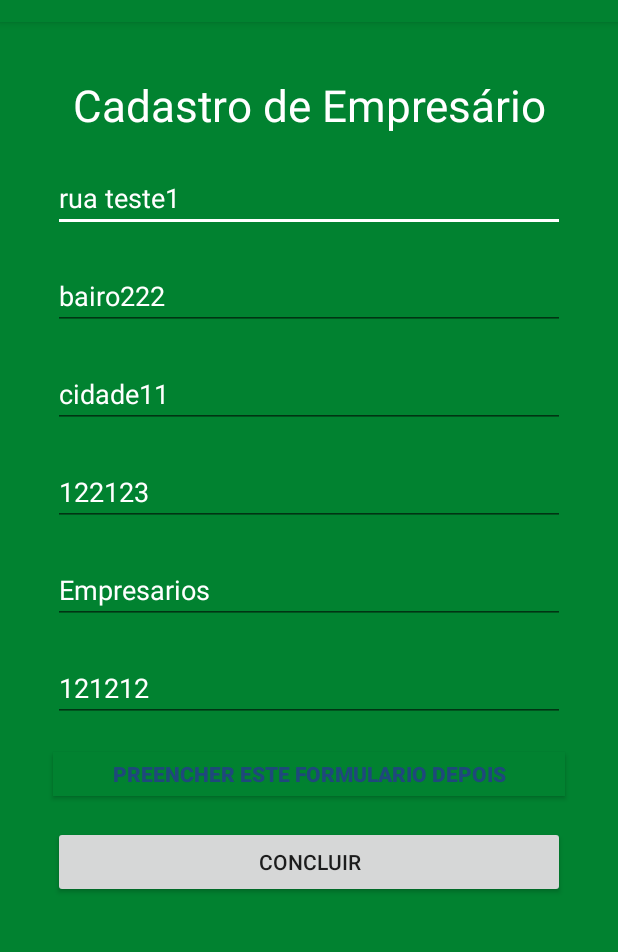
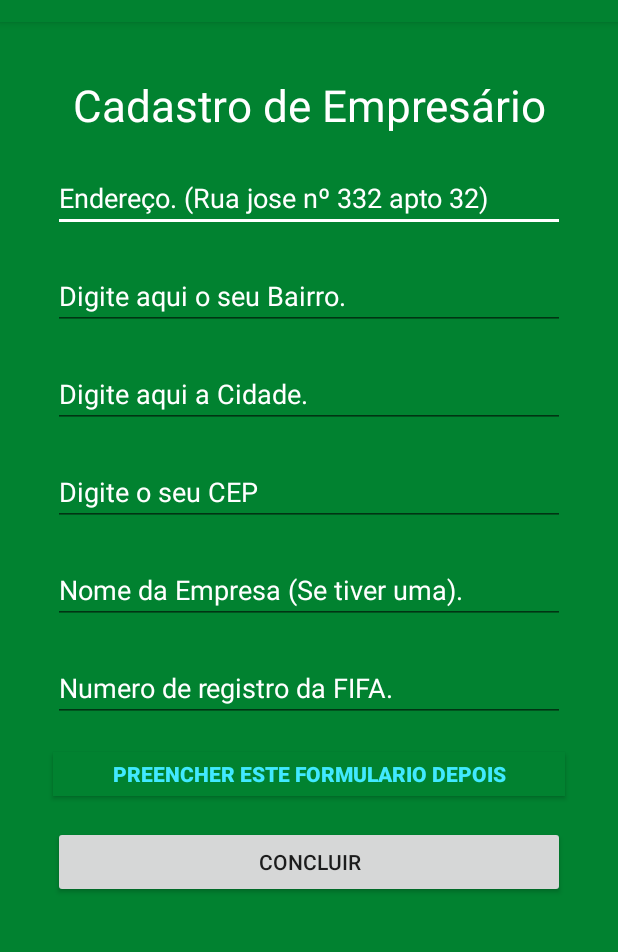
Before and after one commit to OsmanBrito/Accorgol, an Android app: the Empresario_form screen opened directly, with no data from a screen before it, after a tap on "CONTINUAR", on a phone screen of 412 x 824 dp, the part 62-1014 px from its top. Run offline under Robolectric (Android 15) with nearby library versions, the phone set to English and light mode, and no system bars.

Commit message:
Layouts sem conteudo nos inputs

```diff
--- a/app/src/main/java/io/rerum/accorgol/controller/EmpresarioService.java
+++ b/app/src/main/java/io/rerum/accorgol/controller/EmpresarioService.java
@@ -41,7 +41,7 @@ public class EmpresarioService{
                 String cep = dataSnapshot.child("cep").getValue(String.class);
                 String cidade = dataSnapshot.child("cidade").getValue(String.class);
                 String cpf = dataSnapshot.child("cpf").getValue(String.class);
-                String data = dataSnapshot.child("dataNascimento").getValue(String.class);
+                String data = dataSnapshot.child("dataDeNascimento").getValue(String.class);
                 String email = dataSnapshot.child("email").getValue(String.class);
                 String empresa = dataSnapshot.child("empresa").getValue(String.class);
                 String endereco = dataSnapshot.child("endereco").getValue(String.class);
--- a/app/src/main/java/io/rerum/accorgol/view/FirebaseCreate.java
+++ b/app/src/main/java/io/rerum/accorgol/view/FirebaseCreate.java
@@ -85,6 +85,8 @@ public class FirebaseCreate extends AppCompatActivity{
                             Intent intent = new Intent(FirebaseCreate.this, MainActivity.class);
                             intent.putExtra("email", email);
                             intent.putExtra("senha", password);
+                            Toast.makeText(FirebaseCreate.this, "Conta criada com sucesso!",
+                                    Toast.LENGTH_SHORT).show();
                             startActivity(intent);
 
 //                            updateUI(user);
@@ -106,13 +108,13 @@ public class FirebaseCreate extends AppCompatActivity{
                             Intent intent = new Intent(FirebaseCreate.this, MainActivity.class);
                             intent.putExtra("email", email);
                             intent.putExtra("senha", password);
+                            Toast.makeText(FirebaseCreate.this, "Login efetuado com sucesso!",
+                                    Toast.LENGTH_SHORT).show();
                             startActivity(intent);
 //                            updateUI(user);
                         } else {
                             // If sign in fails, display a message to the user.
 //                            Log.w(TAG, "signInWithEmail:failure", task.getException());
-//                            Toast.makeText(FirebaseCreate.this, "Authentication failed.",
-//                                    Toast.LENGTH_SHORT).show();
 //                            updateUI(null);
                         }
 
--- a/app/src/main/java/io/rerum/accorgol/view/empresario/EmpresarioAlterarPerfil.java
+++ b/app/src/main/java/io/rerum/accorgol/view/empresario/EmpresarioAlterarPerfil.java
@@ -103,7 +103,7 @@ public class EmpresarioAlterarPerfil extends AppCompatActivity {
                 celular.setText(dataSnapshot.child("celular").getValue(String.class));
                 cep.setText(dataSnapshot.child("cep").getValue(String.class));
                 cidade.setText(dataSnapshot.child("cidade").getValue(String.class));
-                dataNascimento.setText(dataSnapshot.child("dataNascimento").getValue(String.class));
+                dataNascimento.setText(dataSnapshot.child("dataDeNascimento").getValue(String.class));
                 email.setText(dataSnapshot.child("email").getValue(String.class));
                 empresa.setText(dataSnapshot.child("empresa").getValue(String.class));
                 endereco.setText(dataSnapshot.child("endereco").getValue(String.class));
--- a/app/src/main/java/io/rerum/accorgol/view/empresario/Empresario_Perfil.java
+++ b/app/src/main/java/io/rerum/accorgol/view/empresario/Empresario_Perfil.java
@@ -83,7 +83,7 @@ public class Empresario_Perfil extends AppCompatActivity {
                 cep.setText(dataSnapshot.child("cep").getValue(String.class));
                 cidade.setText(dataSnapshot.child("cidade").getValue(String.class));
                 cpf.setText(dataSnapshot.child("cpf").getValue(String.class));
-                dataNascimento.setText(dataSnapshot.child("dataNascimento").getValue(String.class));
+                dataNascimento.setText(dataSnapshot.child("dataDeNascimento").getValue(String.class));
                 email.setText(dataSnapshot.child("email").getValue(String.class));
                 empresa.setText(dataSnapshot.child("empresa").getValue(String.class));
                 endereco.setText(dataSnapshot.child("endereco").getValue(String.class));
--- a/app/src/main/java/io/rerum/accorgol/view/empresario/Empresario_form.java
+++ b/app/src/main/java/io/rerum/accorgol/view/empresario/Empresario_form.java
@@ -54,7 +54,7 @@ public class Empresario_form extends AppCompatActivity{
         myIntent.putExtra("estado", estado);
         myIntent.putExtra("celular", celular);
         myIntent.putExtra("cpf", cpf);
-        myIntent.putExtra("dataNascimento", dataNascimento);
+        myIntent.putExtra("dataDeNascimento", dataNascimento);
         startActivity(myIntent);
     }
 }
--- a/app/src/main/java/io/rerum/accorgol/view/empresario/Empresario_form_segunda_etapa.java
+++ b/app/src/main/java/io/rerum/accorgol/view/empresario/Empresario_form_segunda_etapa.java
@@ -42,7 +42,7 @@ public class Empresario_form_segunda_etapa extends AppCompatActivity {
         this.cpf = intent.getStringExtra("cpf");
         this.estado = intent.getStringExtra("estado");
         this.celular = intent.getStringExtra("celular");
-        this.dataNascimento = intent.getStringExtra("dataNascimento");
+        this.dataNascimento = intent.getStringExtra("dataDeNascimento");
         this.bairro = (EditText) findViewById(R.id.EmpresarioBairro);
         this.endereco = (EditText) findViewById(R.id.EmpresarioEndereco);
         this.cidade = (EditText) findViewById(R.id.EmpresarioCidade);
--- a/app/src/main/res/layout/createuserfirebase.xml
+++ b/app/src/main/res/layout/createuserfirebase.xml
@@ -51,7 +51,7 @@
         android:layout_marginLeft="20sp"
         android:layout_marginRight="20sp"
         android:layout_width="match_parent"
-        android:inputType="textEmailAddress"
+        android:inputType="textPassword"
         android:layout_height="wrap_content"
         android:hint="Digite aqui a sua senha."
         android:textColor="#fff"
--- a/app/src/main/res/layout/empresario_form.xml
+++ b/app/src/main/res/layout/empresario_form.xml
@@ -37,7 +37,7 @@
                 android:layout_marginStart="8dp"
                 android:layout_marginTop="8dp"
                 android:hint="Digite aqui o seu Nome completo"
-                android:text="Fulano de tal"
+
                 android:textColor="#fff"
                 android:textColorHint="#fff"
                 app:layout_constraintEnd_toEndOf="parent"
@@ -56,7 +56,6 @@
                 android:ems="11"
                 android:hint="Digite aqui o seu CPF"
                 android:inputType="numberDecimal"
-                android:text="44455588879"
                 android:textColor="#fff"
                 android:textColorHint="#fff"
                 app:layout_constraintBottom_toTopOf="@+id/button3"
@@ -76,7 +75,6 @@
                 android:layout_marginTop="8dp"
                 android:hint="Digite de nascimento. (Ex: 10/10/1995) "
                 android:inputType="date"
-                android:text="30/10/1992"
                 android:textColor="#fff"
                 android:textColorHint="#fff"
                 app:layout_constraintEnd_toEndOf="parent"
@@ -94,7 +92,6 @@
                 android:ems="10"
                 android:hint="Digite o seu numero de Celular"
                 android:inputType="phone"
-                android:text="55888855554"
                 android:textColor="#fff"
                 android:textColorHint="#fff"
                 app:layout_constraintEnd_toEndOf="parent"
--- a/app/src/main/res/layout/empresario_form_segunda_etapa.xml
+++ b/app/src/main/res/layout/empresario_form_segunda_etapa.xml
@@ -27,7 +27,6 @@
                 android:text="Cadastro de Empresário"/>
             <EditText
                 android:id="@+id/EmpresarioEndereco"
-                android:text="rua teste1"
                 android:hint="Endereço. (Rua jose nº 332 apto 32)"
                 android:layout_margin="10dp"
                 android:layout_width="match_parent"
@@ -36,7 +35,6 @@
                 android:layout_height="wrap_content" />
 
             <EditText
-                android:text="bairo222"
                 android:layout_margin="10dp"
                 android:id="@+id/EmpresarioBairro"
                 android:layout_width="match_parent"
@@ -47,7 +45,6 @@
                 android:textColor="#fff" />
 
             <EditText
-                android:text="cidade11"
                 android:layout_margin="10sp"
                 android:layout_width="match_parent"
                 android:layout_height="wrap_content"
@@ -57,7 +54,6 @@
                 android:textColorHint="#fff"/>
 
             <EditText
-                android:text="122123"
                 android:layout_margin="10dp"
                 android:id="@+id/EmpresarioCEP"
                 android:layout_width="match_parent"
@@ -69,7 +65,6 @@
                 android:inputType="numberDecimal" />
 
             <EditText
-                android:text="Empresarios"
                 android:layout_margin="10sp"
                 android:layout_width="match_parent"
                 android:layout_height="wrap_content"
@@ -79,7 +74,6 @@
                 android:textColorHint="#fff"/>
 
             <EditText
-                android:text="121212"
                 android:layout_margin="10sp"
                 android:layout_width="match_parent"
                 android:layout_height="wrap_content"
@@ -96,7 +90,7 @@
                 android:layout_height="29dp"
                 android:layout_gravity="center"
                 android:background="@color/colorPrimary"
-                android:textColor="@color/EmpresarioColor"
+                android:textColor="#41e9ff"
                 android:textStyle="bold"
                 android:text="Preencher este formulario depois" />
 
```
